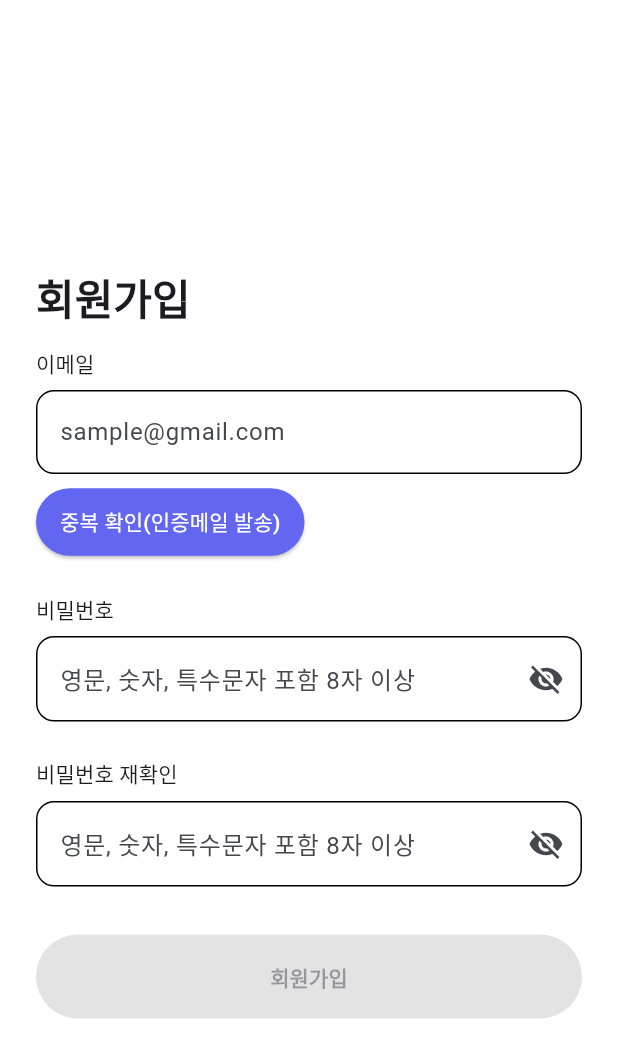
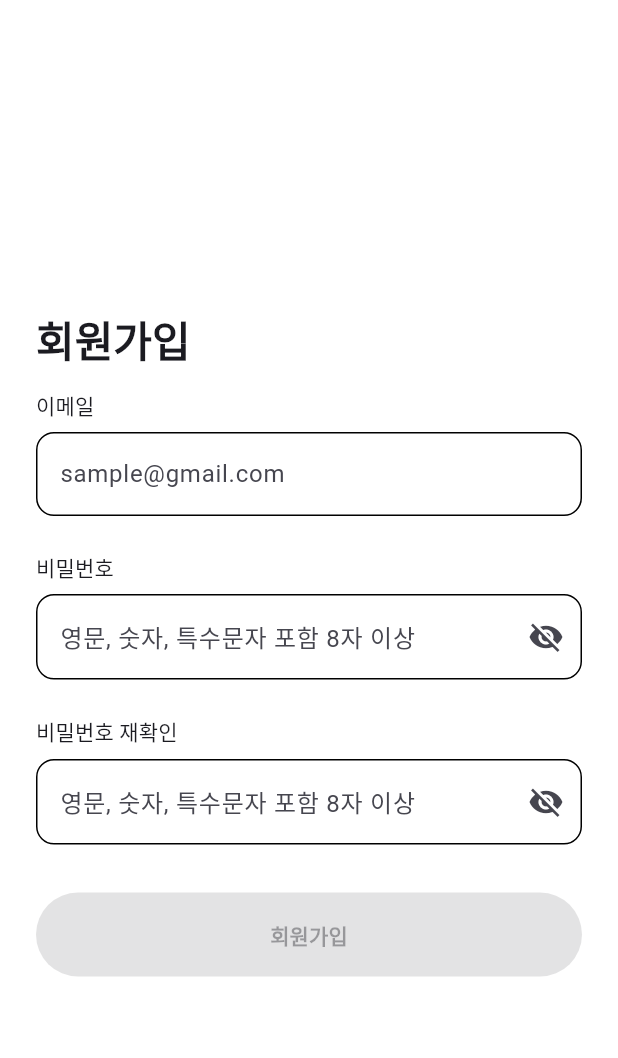
Before and after one commit to minseodaa/2025-HOPE-new, a Flutter app: the SignupScreen screen opened by its route, on a phone screen of 412 x 824 dp. Shown: the top 1058 px of the screen. Run offline on Flutter 3.47's test engine with Material 3 defaults, Android fonts, the phone set to English and light mode, and no system bars; our stand-ins replace camera, firebase_auth, firebase_core, fl_chart, flutter_dotenv, get and 2 more; missing offline and left inert: google_mlkit_commons, google_mlkit_face_detection; accounts and stored records are empty; Roboto replaces fonts that are missing (Pretendard).

Commit message:
회원가입부분 수정정

```diff
--- a/lib/views/signup_screen.dart
+++ b/lib/views/signup_screen.dart
@@ -22,8 +22,6 @@ class _SignupScreenState extends State<SignupScreen> {
   bool _isObscure2 = true;
   bool _isValid = false; // 필드 유효성
   bool _isLoading = false; // 전체 로딩(버튼 비활성화용)
-  bool _sending = false; // 중복확인/인증메일 발송 중
-  bool _verificationMailSent = false; // 인증메일 발송 완료 여부
 
   @override
   void dispose() {
@@ -46,64 +44,19 @@ class _SignupScreenState extends State<SignupScreen> {
     Get.snackbar('알림', msg, snackPosition: SnackPosition.BOTTOM);
   }
 
-  bool get _emailValid =>
-      RegExp(r'^[^@]+@[^@]+\.[^@]+$').hasMatch(_emailController.text.trim());
-  bool get _pwValid => RegExp(
-    r'^(?=.*[A-Za-z])(?=.*\d)(?=.*[^A-Za-z0-9]).{8,}$',
-  ).hasMatch(_passwordController.text);
-  bool get _pwMatch =>
-      _passwordController.text == _passwordCheckController.text;
-
-  /// 1단계: 이메일 중복 확인 + 인증 메일 발송
-  Future<void> _checkDuplicateAndSendVerification() async {
-    final email = _emailController.text.trim();
-
-    if (!_emailValid) {
-      _toast('이메일 형식을 확인해 주세요.');
-      return;
-    }
-    if (!_pwValid || !_pwMatch) {
-      _toast('비밀번호 규칙/재확인을 확인해 주세요. (영문/숫자/특수문자 포함 8자 이상)');
-      return;
-    }
-
-    setState(() => _sending = true);
-    try {
-      final auth = AuthService();
-      final available = await auth.isEmailAvailable(email);
-      if (!available) {
-        _toast('이미 사용 중인 이메일입니다.');
-        return;
-      }
-
-      // 계정 생성 + 인증 메일 발송
-      await auth.createUserAndSendVerification(
-        email: email,
-        password: _passwordController.text,
-      );
-      setState(() => _verificationMailSent = true);
-      _toast('인증 메일을 보냈습니다. 메일함에서 인증을 완료해 주세요.');
-    } catch (e) {
-      _toast('중복 확인/인증메일 발송 실패: $e');
-    } finally {
-      if (mounted) setState(() => _sending = false);
-    }
-  }
-
-  /// 최종 가입 처리 (중복 확인/인증 메일 선행 없이도 시도)
+  /// 회원가입 처리
   Future<void> _submit() async {
     if (!_formKey.currentState!.validate()) return;
 
     setState(() => _isLoading = true);
     try {
       final auth = AuthService();
-      // 중복 확인/인증메일 발송 단계를 건너뛰더라도, 여기서 계정 생성 시도
       await auth.createUserAndSendVerification(
         email: _emailController.text.trim(),
         password: _passwordController.text,
       );
 
-      // 가입 직후 바로 다음 화면으로 이동 (이메일 인증은 선택적으로 진행)
+      // 가입 직후 바로 다음 화면으로 이동
       Get.offAllNamed('/initial-expression');
     } catch (e) {
       _toast('회원가입 실패: $e');
@@ -115,8 +68,7 @@ class _SignupScreenState extends State<SignupScreen> {
   @override
   Widget build(BuildContext context) {
     final theme = Theme.of(context);
-    final canSendVerify = !_sending && !_isLoading; // 중복확인/인증메일 발송 버튼 활성화 조건
-    final canFinishSignUp = _isValid && !_isLoading; // 중복 확인 없이도 가입 가능
+    final canSignUp = _isValid && !_isLoading; // 회원가입 버튼 활성화 조건
 
     return Scaffold(
       backgroundColor: Colors.white,
@@ -177,40 +129,6 @@ class _SignupScreenState extends State<SignupScreen> {
                             },
                           ),
                         ),
-                      ],
-                    ),
-
-                    const SizedBox(height: 8),
-                    Row(
-                      children: [
-                        ElevatedButton(
-                          onPressed: canSendVerify
-                              ? _checkDuplicateAndSendVerification
-                              : null,
-                          style: ElevatedButton.styleFrom(
-                            backgroundColor: AppColors.primary,
-                            foregroundColor: Colors.white,
-                            padding: const EdgeInsets.symmetric(
-                              horizontal: 16,
-                              vertical: 12,
-                            ),
-                          ),
-                          child: _sending
-                              ? const SizedBox(
-                                  height: 18,
-                                  width: 18,
-                                  child: CircularProgressIndicator(
-                                    strokeWidth: 2,
-                                  ),
-                                )
-                              : const Text('중복 확인(인증메일 발송)'),
-                        ),
-                        const SizedBox(width: 12),
-                        if (_verificationMailSent)
-                          const Text(
-                            '인증 메일 발송됨',
-                            style: TextStyle(color: Colors.green),
-                          ),
                       ],
                     ),
 
@@ -305,8 +223,7 @@ class _SignupScreenState extends State<SignupScreen> {
                           backgroundColor: AppColors.primary,
                           foregroundColor: Colors.white,
                         ),
-                        // ✅ 최종 회원가입: 인증메일 발송 완료 후에만 가능
-                        onPressed: canFinishSignUp ? _submit : null,
+                        onPressed: canSignUp ? _submit : null,
                         child: _isLoading
                             ? const SizedBox(
                                 width: 22,
```
